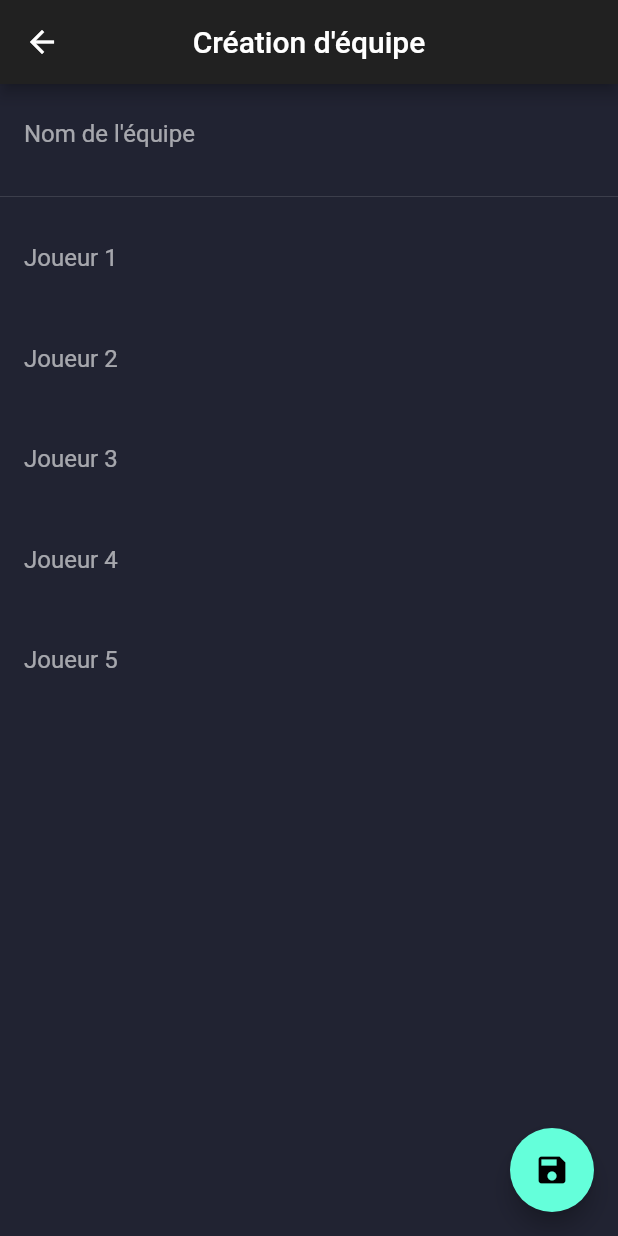
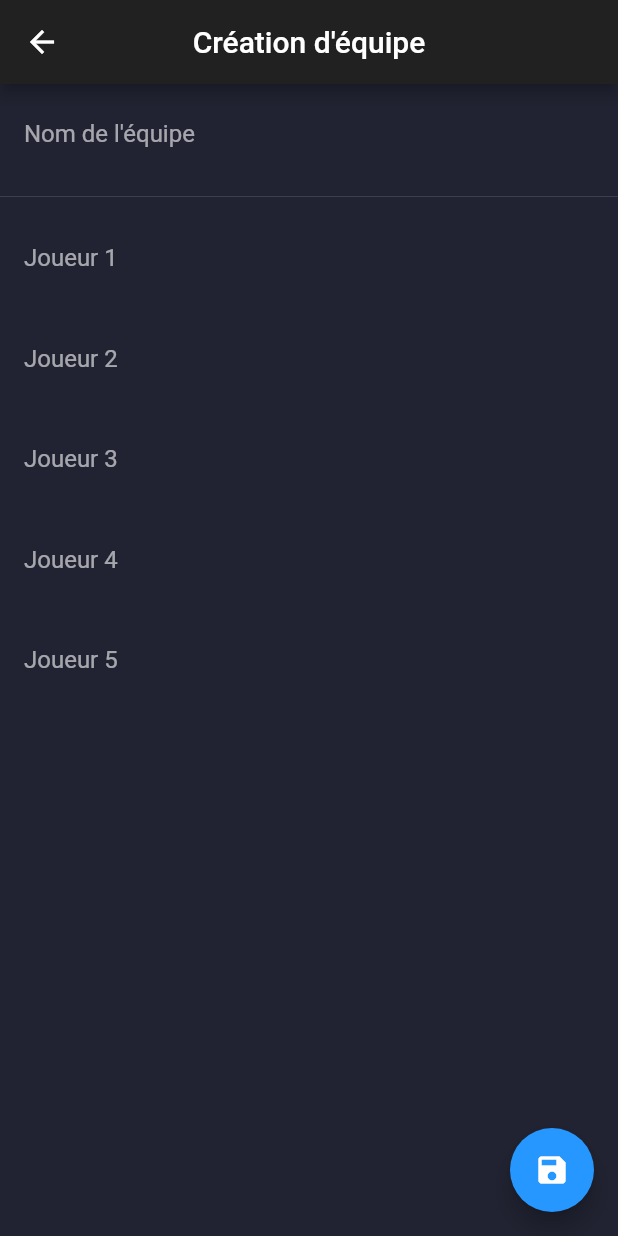
Before and after one commit to JoshuaArus/the_crew_companion, a Flutter app: the screen it shows after launch, after a tap on the "add" icon, on a phone screen of 412 x 824 dp. Run offline on Flutter 3.47's test engine with Material 2 defaults, Android fonts, the phone set to English and light mode, and no system bars; our stand-ins replace shared_preferences.

Commit message:
Déplacement du theme dans customThemes.dart

```diff
--- /dev/null
+++ b/lib/customThemes.dart
@@ -0,0 +1,27 @@
+import 'package:flutter/material.dart';
+
+import 'constant.dart';
+
+class  CustomThemes {
+
+  static ThemeData dark() {
+    return ThemeData.dark().copyWith(
+      scaffoldBackgroundColor: bgColor,
+      canvasColor: secondaryColor,
+      textTheme: TextTheme(
+        bodyText2: TextStyle(
+          fontSize: 18
+        )
+      ),
+      cardColor: secondaryColor,
+      floatingActionButtonTheme: FloatingActionButtonThemeData(
+        backgroundColor: primaryColor,
+        foregroundColor: Colors.white,
+      ),
+      cardTheme: CardTheme(
+        shape: RoundedRectangleBorder(borderRadius: BorderRadius.all(Radius.circular(50))),
+      )
+    );
+  }
+
+}
--- a/lib/main.dart
+++ b/lib/main.dart
@@ -1,4 +1,5 @@
 import 'package:flutter/material.dart';
+import 'package:the_crew_companion/customThemes.dart';
 import 'package:the_crew_companion/views/splashScreen.dart';
 
 import 'constant.dart';
@@ -18,15 +19,7 @@ class TheCrewCompanionApp extends StatelessWidget {
   Widget build(BuildContext context) {
     return MaterialApp(
       title: appTitle,
-      theme: ThemeData.dark().copyWith(
-        scaffoldBackgroundColor: bgColor,
-        canvasColor: secondaryColor,
-        textTheme: TextTheme(
-          bodyText2: TextStyle(
-            fontSize: 18
-          )
-        )
-      ),
+      theme: CustomThemes.dark(),
       home: FutureBuilder<bool>(
         future: controller.readDatas(),
         builder: (context, snapshot) {
--- a/lib/views/playGame.dart
+++ b/lib/views/playGame.dart
@@ -106,8 +106,6 @@ class PlayGameState extends State<PlayGame> {
         ),
       ),
       floatingActionButton: FloatingActionButton.extended(
-          backgroundColor: primaryColor,
-          foregroundColor: Colors.white,
           onPressed: () {
             _endCurrentMission(currentMission);
           },
```
